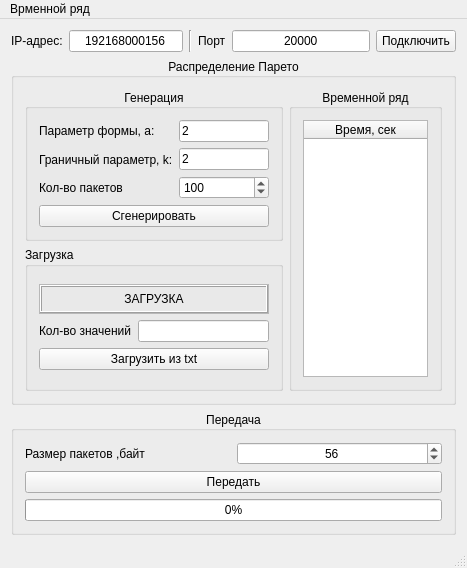
Old version of the form tcp_hurst/mainwindow.ui in the repository svetloffyaroslav/HurstBurst.
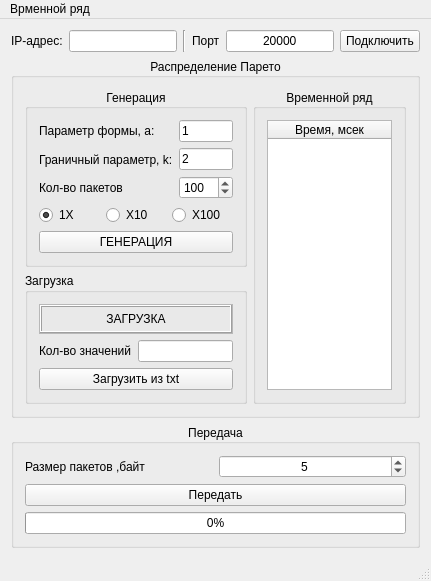
New version of the form.

```diff
--- a/tcp_hurst/mainwindow.ui
+++ b/tcp_hurst/mainwindow.ui
@@ -6,8 +6,8 @@
    <rect>
     <x>0</x>
     <y>0</y>
-    <width>467</width>
-    <height>568</height>
+    <width>403</width>
+    <height>534</height>
    </rect>
   </property>
   <property name="windowTitle">
@@ -16,10 +16,6 @@
   <widget class="QWidget" name="centralWidget">
    <layout class="QGridLayout" name="gridLayout_3">
     <item row="0" column="0">
-     <layout class="QGridLayout" name="gridLayout_2">
-      <item row="0" column="0">
-       <layout class="QGridLayout" name="gridLayout">
-        <item row="0" column="0">
          <layout class="QGridLayout" name="gridLayout_22">
           <item row="0" column="0">
            <layout class="QGridLayout" name="gridLayout_21">
@@ -35,7 +31,7 @@
               <item row="0" column="1">
                <widget class="QLineEdit" name="lineEdit_IPAdres">
                 <property name="text">
-                 <string>192168000156</string>
+             <string/>
                 </property>
                 <property name="alignment">
                  <set>Qt::AlignCenter</set>
@@ -94,9 +90,7 @@
           <property name="alignment">
            <set>Qt::AlignCenter</set>
           </property>
-          <layout class="QGridLayout" name="gridLayout_18">
-           <item row="0" column="0">
-            <layout class="QGridLayout" name="gridLayout_17">
+      <layout class="QGridLayout" name="gridLayout_2">
              <item row="0" column="0">
               <widget class="QGroupBox" name="groupBox">
                <property name="title">
@@ -105,9 +99,7 @@
                <property name="alignment">
                 <set>Qt::AlignCenter</set>
                </property>
-               <layout class="QGridLayout" name="gridLayout_9">
-                <item row="0" column="0">
-                 <layout class="QGridLayout" name="gridLayout_12">
+         <layout class="QGridLayout" name="gridLayout_4">
                   <item row="0" column="0">
                    <layout class="QGridLayout" name="gridLayout_11">
                     <item row="0" column="0">
@@ -134,11 +126,13 @@
                    </layout>
                   </item>
                   <item row="0" column="1">
+           <layout class="QGridLayout" name="gridLayout_12">
+            <item row="0" column="0">
                    <layout class="QGridLayout" name="gridLayout_10">
                     <item row="0" column="0">
                      <widget class="QLineEdit" name="lineEdit_parametr_a">
                       <property name="text">
-                       <string>2</string>
+                 <string>1</string>
                       </property>
                      </widget>
                     </item>
@@ -166,16 +160,98 @@
                   </item>
                  </layout>
                 </item>
-                <item row="1" column="0">
+          <item row="1" column="0" colspan="2">
+           <layout class="QGridLayout" name="gridLayout">
+            <item row="0" column="2">
+             <widget class="QRadioButton" name="radioButton_X100">
+              <property name="text">
+               <string>X100</string>
+              </property>
+             </widget>
+            </item>
+            <item row="0" column="1">
+             <widget class="QRadioButton" name="radioButton_X10">
+              <property name="text">
+               <string>X10</string>
+              </property>
+              <property name="checked">
+               <bool>false</bool>
+              </property>
+             </widget>
+            </item>
+            <item row="0" column="0">
+             <widget class="QRadioButton" name="radioButton_1X">
+              <property name="text">
+               <string>1X</string>
+              </property>
+              <property name="checked">
+               <bool>true</bool>
+              </property>
+             </widget>
+            </item>
+           </layout>
+          </item>
+          <item row="2" column="0" colspan="2">
                  <widget class="QPushButton" name="pushButton_GenPareto">
                   <property name="text">
-                   <string>Сгенерировать</string>
+             <string>ГЕНЕРАЦИЯ</string>
                   </property>
                  </widget>
                 </item>
                </layout>
               </widget>
              </item>
+       <item row="0" column="1" rowspan="2">
+        <widget class="QGroupBox" name="groupBox_TimeRow">
+         <property name="enabled">
+          <bool>true</bool>
+         </property>
+         <property name="title">
+          <string>Временной ряд</string>
+         </property>
+         <property name="alignment">
+          <set>Qt::AlignCenter</set>
+         </property>
+         <layout class="QGridLayout" name="gridLayout_8">
+          <item row="0" column="0">
+           <widget class="QTableWidget" name="tableWidget">
+            <property name="enabled">
+             <bool>true</bool>
+            </property>
+            <property name="minimumSize">
+             <size>
+              <width>125</width>
+              <height>0</height>
+             </size>
+            </property>
+            <property name="maximumSize">
+             <size>
+              <width>125</width>
+              <height>16777215</height>
+             </size>
+            </property>
+            <property name="rowCount">
+             <number>0</number>
+            </property>
+            <attribute name="horizontalHeaderCascadingSectionResizes">
+             <bool>false</bool>
+            </attribute>
+            <attribute name="horizontalHeaderShowSortIndicator" stdset="0">
+             <bool>false</bool>
+            </attribute>
+            <attribute name="horizontalHeaderStretchLastSection">
+             <bool>true</bool>
+            </attribute>
+            <column>
+             <property name="text">
+              <string>Время, мсек</string>
+             </property>
+            </column>
+           </widget>
+          </item>
+         </layout>
+        </widget>
+       </item>
              <item row="1" column="0">
               <widget class="QGroupBox" name="groupBox_2">
                <property name="title">
@@ -263,64 +339,9 @@
               </widget>
              </item>
             </layout>
-           </item>
-           <item row="0" column="1">
-            <widget class="QGroupBox" name="groupBox_TimeRow">
-             <property name="enabled">
-              <bool>true</bool>
-             </property>
-             <property name="title">
-              <string>Временной ряд</string>
-             </property>
-             <property name="alignment">
-              <set>Qt::AlignCenter</set>
-             </property>
-             <layout class="QGridLayout" name="gridLayout_8">
-              <item row="0" column="0">
-               <widget class="QTableWidget" name="tableWidget">
-                <property name="enabled">
-                 <bool>true</bool>
-                </property>
-                <property name="minimumSize">
-                 <size>
-                  <width>125</width>
-                  <height>0</height>
-                 </size>
-                </property>
-                <property name="maximumSize">
-                 <size>
-                  <width>125</width>
-                  <height>16777215</height>
-                 </size>
-                </property>
-                <property name="rowCount">
-                 <number>0</number>
-                </property>
-                <attribute name="horizontalHeaderCascadingSectionResizes">
-                 <bool>false</bool>
-                </attribute>
-                <attribute name="horizontalHeaderShowSortIndicator" stdset="0">
-                 <bool>false</bool>
-                </attribute>
-                <attribute name="horizontalHeaderStretchLastSection">
-                 <bool>true</bool>
-                </attribute>
-                <column>
-                 <property name="text">
-                  <string>Время, сек</string>
-                 </property>
-                </column>
-               </widget>
-              </item>
-             </layout>
-            </widget>
-           </item>
-          </layout>
-         </widget>
-        </item>
-       </layout>
-      </item>
-      <item row="1" column="0">
+     </widget>
+    </item>
+    <item row="2" column="0">
        <widget class="QGroupBox" name="groupBox_Transmission">
         <property name="enabled">
          <bool>true</bool>
@@ -363,7 +384,7 @@
               <number>15384</number>
              </property>
              <property name="value">
-              <number>56</number>
+            <number>5</number>
              </property>
             </widget>
            </item>
@@ -390,15 +411,13 @@
        </widget>
       </item>
      </layout>
-    </item>
-   </layout>
   </widget>
   <widget class="QMenuBar" name="menuBar">
    <property name="geometry">
     <rect>
      <x>0</x>
      <y>0</y>
-     <width>467</width>
+     <width>403</width>
      <height>18</height>
     </rect>
    </property>
```
Lines whose indentation alone changed are shown as unchanged.
